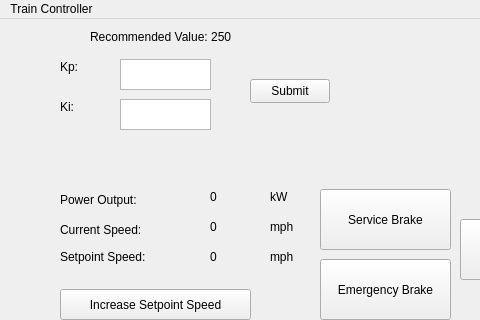
Qt form SWTrainController/SWTrainController.ui (marmysl/ece1140) before a commit; both pictures show x 0 to 480 and y 0 to 320 of the 949 by 594 pixel window.
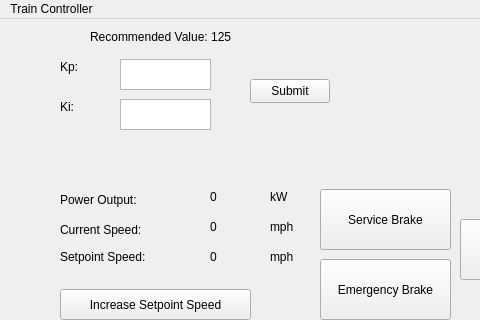
The same form after that commit.

Commit message: cleanup. ebrake stuff is all fixed 💪 🔥

```diff
--- a/SWTrainController/SWTrainController.ui
+++ b/SWTrainController/SWTrainController.ui
@@ -466,7 +466,7 @@
      </rect>
     </property>
     <property name="text">
-     <string>Recommended Value: 250</string>
+     <string>Recommended Value: 125</string>
     </property>
    </widget>
    <widget class="QLabel" name="auth_exceeded_">
```
The commit also changes 1 other file.
